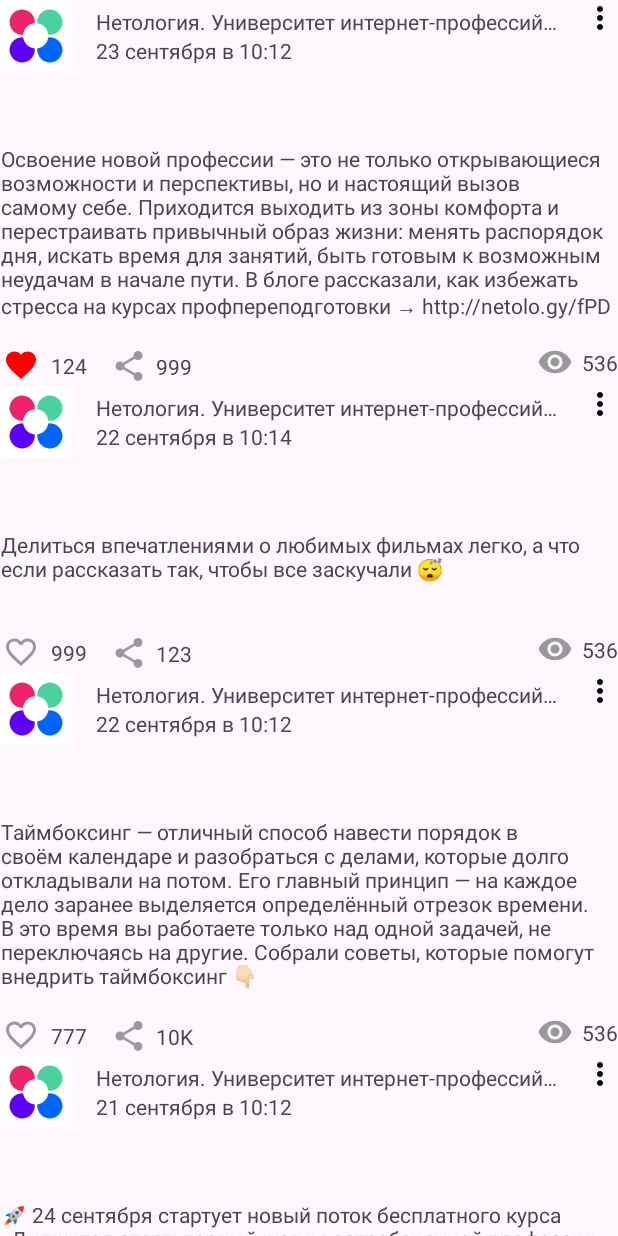
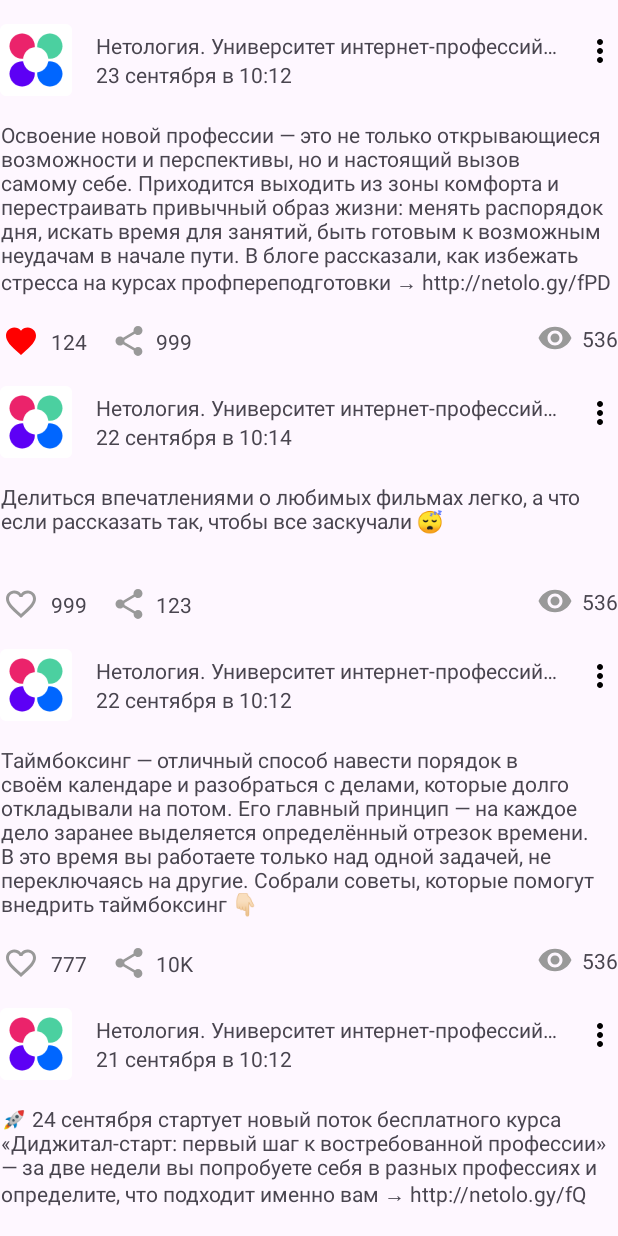
Before and after one commit to katerinova92/Android_HW1, an Android app: the screen it shows after launch (MainActivity), after a tap on an icon or button, on a phone screen of 412 x 824 dp. Run offline under Robolectric (Android 15) with nearby library versions, the phone set to English and light mode, and no system bars.

```diff
--- a/app/src/main/java/ru/netology/nmedia/activity/MainActivity.kt
+++ b/app/src/main/java/ru/netology/nmedia/activity/MainActivity.kt
@@ -14,9 +14,11 @@ import ru.netology.nmedia.viewmodel.PostViewModel
             setContentView(binding.root)
 
             val viewModel: PostViewModel by viewModels()
-            val adapter = PostsAdapter {
-                viewModel.likeById(it.id)
-            }
+            val adapter = PostsAdapter (
+                onLikeListener = { viewModel.likeById(it.id) },
+                onShareListener = { viewModel.sharedById(it.id) }
+            )
+
             binding.list.adapter = adapter
             viewModel.data.observe(this) { posts ->
                 adapter.submitList(posts)
--- a/app/src/main/java/ru/netology/nmedia/adapter/PostAdapter.kt
+++ b/app/src/main/java/ru/netology/nmedia/adapter/PostAdapter.kt
@@ -12,13 +12,14 @@ import java.math.RoundingMode
 import java.text.DecimalFormat
 
 typealias OnLikeListener = (post: Post) -> Unit
+typealias OnShareListener = (post: Post) -> Unit
 
 class PostsAdapter(
-    private val onLikeListener: OnLikeListener
+    private val onLikeListener: OnLikeListener, private val onShareListener: OnShareListener
 ) : ListAdapter<Post, PostViewHolder>(PostDiffCallback()) {
     override fun onCreateViewHolder(parent: ViewGroup, viewType: Int): PostViewHolder {
         val binding = CardPostBinding.inflate(LayoutInflater.from(parent.context), parent, false)
-        return PostViewHolder(binding, onLikeListener)
+        return PostViewHolder(binding, onLikeListener, onShareListener)
     }
 
     override fun onBindViewHolder(holder: PostViewHolder, position: Int) {
@@ -29,7 +30,8 @@ class PostsAdapter(
 
 class PostViewHolder(
     private val binding: CardPostBinding,
-    private val onLikeListener: OnLikeListener
+    private val onLikeListener: OnLikeListener,
+    private val onShareListener: OnShareListener
 ) : RecyclerView.ViewHolder(binding.root) {
     fun bind(post: Post) {
         binding.apply {
@@ -45,6 +47,10 @@ class PostViewHolder(
 
             icLiked.setOnClickListener{
                 onLikeListener(post)
+            }
+
+            shared.setOnClickListener{
+                onShareListener(post)
             }
         }
     }
--- a/app/src/main/res/layout/card_post.xml
+++ b/app/src/main/res/layout/card_post.xml
@@ -10,6 +10,7 @@
         android:id="@+id/avatar"
         android:layout_width="48dp"
         android:layout_height="48dp"
+        android:layout_marginTop="16dp"
         android:layout_marginBottom="16dp"
         app:layout_constraintBottom_toBottomOf="@id/barrier"
         app:layout_constraintStart_toStartOf="parent"
@@ -23,6 +24,7 @@
         android:layout_height="wrap_content"
         android:layout_marginStart="16dp"
         android:layout_marginEnd="16dp"
+        android:layout_marginTop="16dp"
         android:ellipsize="end"
         android:maxLines="1"
         app:layout_constraintBottom_toTopOf="@+id/published"
@@ -47,6 +49,7 @@
         android:id="@+id/menu"
         android:layout_width="wrap_content"
         android:layout_height="wrap_content"
+        android:layout_marginTop="6dp"
         android:background="@android:color/transparent"
         app:layout_constraintEnd_toEndOf="parent"
         app:layout_constraintTop_toTopOf="@+id/avatar"
@@ -65,13 +68,12 @@
         android:layout_width="wrap_content"
         android:layout_height="0dp"
         android:layout_marginStart="16dp"
-        android:layout_marginTop="96dp"
         android:layout_marginEnd="16dp"
         android:text="@string/postText"
         app:layout_constraintEnd_toEndOf="parent"
         app:layout_constraintHorizontal_bias="0.498"
         app:layout_constraintStart_toStartOf="parent"
-        app:layout_constraintTop_toTopOf="parent" />
+        app:layout_constraintTop_toTopOf="@id/barrier" />
 
     <androidx.constraintlayout.widget.Barrier
         android:id="@+id/barrier2"
```
